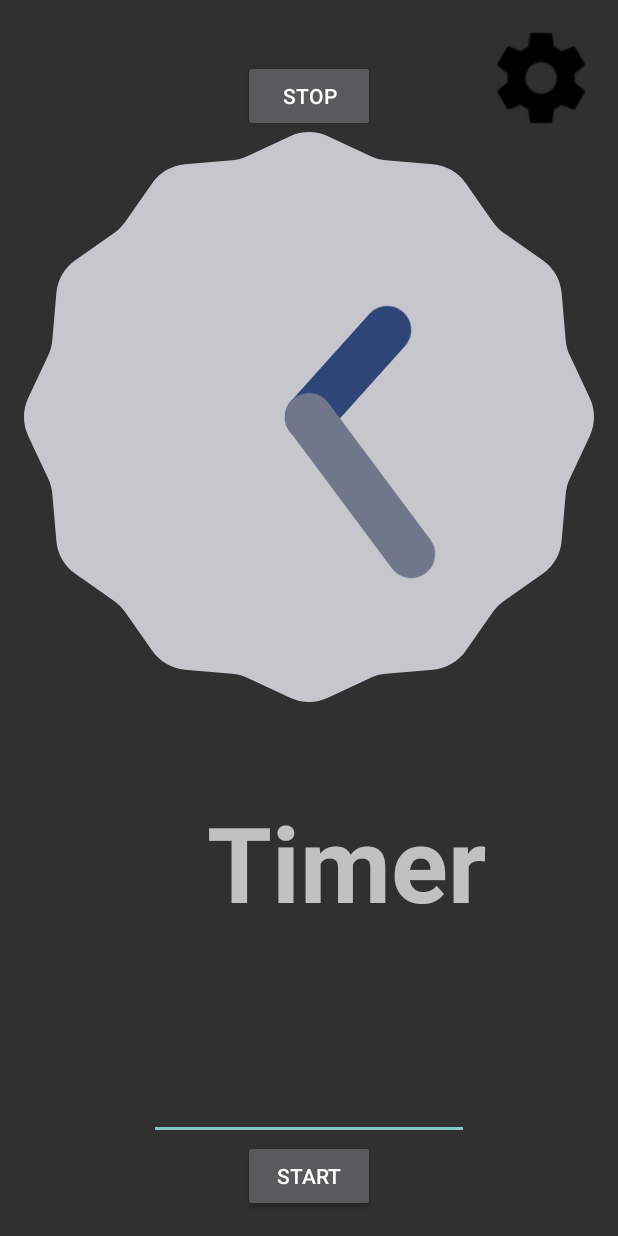
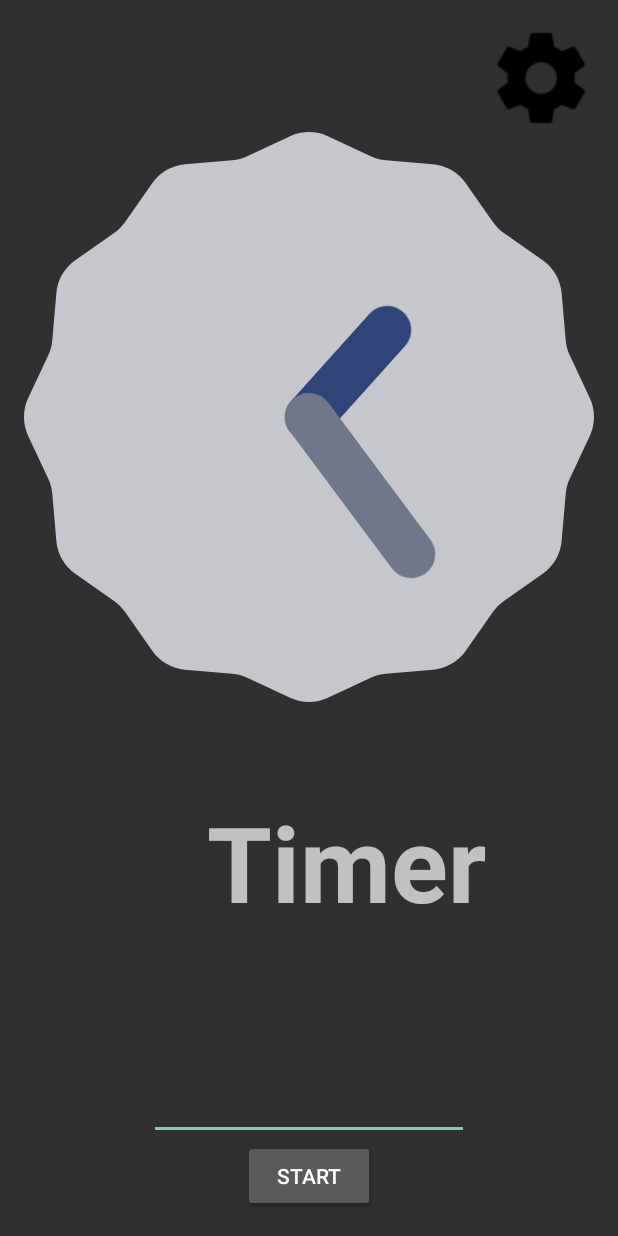
Before and after one commit to kazuooooo/NidoneAlarm, an Android app: the screen it shows after launch (AlarmHome), on a phone screen of 412 x 824 dp. Run offline under Robolectric (Android 15) with nearby library versions, the phone set to English and light mode, and no system bars.

Commit message:
#4 start timer on edit text input

```diff
--- a/MyNidoneAlarm/app/src/main/java/com/example/matsumotokazuya/mynidonealarm/AlarmBroadcastReceiver.java
+++ b/MyNidoneAlarm/app/src/main/java/com/example/matsumotokazuya/mynidonealarm/AlarmBroadcastReceiver.java
@@ -51,7 +51,10 @@ public class AlarmBroadcastReceiver extends BroadcastReceiver {
                 .build();
         notification.flags = Notification.FLAG_INSISTENT;
 
-
+        //homeのフラグをOn
+        AlarmHome.isAlarmRinging = true;
+        //
+        //((AlarmHome)context).SetStatSurface();
         // 古い通知を削除
         notificationManager.cancelAll();
         // 通知
--- a/MyNidoneAlarm/app/src/main/java/com/example/matsumotokazuya/mynidonealarm/AlarmHome.java
+++ b/MyNidoneAlarm/app/src/main/java/com/example/matsumotokazuya/mynidonealarm/AlarmHome.java
@@ -8,9 +8,12 @@ import android.media.SoundPool;
 import android.support.v7.app.AppCompatActivity;
 import android.os.Bundle;
 import android.util.Log;
+import android.view.KeyEvent;
 import android.view.Menu;
 import android.view.MenuItem;
+import android.view.SurfaceView;
 import android.view.View;
+import android.view.inputmethod.InputMethodManager;
 import android.widget.Button;
 import android.widget.EditText;
 import android.widget.TextView;
@@ -36,6 +39,8 @@ public class AlarmHome extends AppCompatActivity {
     public static SoundPool mSoundPool;
     public static int mSoundId;
     private EditText timerSettingText;
+    private SurfaceView surface;
+    public static boolean isAlarmRinging;
 
 
     @Override
@@ -49,11 +54,31 @@ public class AlarmHome extends AppCompatActivity {
         timerButton =(Button)findViewById(R.id.TimerButton);
         //タイマーの設定テキスト編集
         timerSettingText = (EditText)findViewById(R.id.TimerSettingText);
+        //Surface
+        surface = (SurfaceView)findViewById(R.id.surfaceView);
         //テスト
         mSoundPool = new SoundPool(1, AudioManager.STREAM_MUSIC,0);
         mSoundId = mSoundPool.load(getApplicationContext(),R.raw.se_maoudamashii_chime14,0);
-        LogUtil.LogString("OnCreateCall");
-        //AlarmTest();
+
+        timerSettingText.setOnKeyListener(new View.OnKeyListener() {
+            @Override
+            public boolean onKey(View v, int keyCode, KeyEvent event) {
+
+                //EnterKeyが押されたかを判定
+                if (event.getAction() == KeyEvent.ACTION_DOWN
+                        && keyCode == KeyEvent.KEYCODE_ENTER) {
+
+                    //ソフトキーボードを閉じる
+                    InputMethodManager inputMethodManager = (InputMethodManager) getSystemService(Context.INPUT_METHOD_SERVICE);
+                    inputMethodManager.hideSoftInputFromWindow(v.getWindowToken(), 0);
+
+                    StartTimer();
+
+                    return true;
+                }
+                return false;
+            }
+        });
     }
 
     @Override
@@ -65,6 +90,8 @@ public class AlarmHome extends AppCompatActivity {
         SetAlarms();
             LogUtil.LogString("Call SetAlarms");
         }
+        //アラームが鳴っているかいないかでSurfaceをOn/Off
+        SetStatSurface();
     }
 
 
@@ -104,6 +131,13 @@ public class AlarmHome extends AppCompatActivity {
         }else {
             StartTimer();
         }
+    }
+
+    public void OnTouchSurfaceDuringAlarm(View view){
+        NotificationManager notificationManager = (NotificationManager)getApplicationContext().getSystemService(Context.NOTIFICATION_SERVICE);
+        notificationManager.cancelAll();
+        isAlarmRinging = false;
+        SetStatSurface();
     }
 
     private void StartTimer(){
@@ -276,12 +310,20 @@ public class AlarmHome extends AppCompatActivity {
                 isTommorow = true;
             }
         }
-        LogUtil.LogString("istommorow"+isTommorow);
+        LogUtil.LogString("istommorow" + isTommorow);
         return  isTommorow;
     }
 
-    public  void onPushStopButton(View view){
-       NotificationManager notificationManager = (NotificationManager)getApplicationContext().getSystemService(Context.NOTIFICATION_SERVICE);
-        notificationManager.cancelAll();
+    public void SetStatSurface(){
+        if(isAlarmRinging) {
+            LogUtil.LogString("surface visible");
+            surface.setVisibility(View.VISIBLE);
+        }else{
+            LogUtil.LogString("surface invisible");
+            surface.setVisibility(View.INVISIBLE);
+        }
     }
+
+
+
 }
--- a/MyNidoneAlarm/app/src/main/res/layout/activity_alarm_home.xml
+++ b/MyNidoneAlarm/app/src/main/res/layout/activity_alarm_home.xml
@@ -41,18 +41,8 @@
         android:layout_width="wrap_content"
         android:layout_height="wrap_content"
         android:id="@+id/analogClock"
-        android:layout_below="@+id/stopButton"
+        android:layout_below="@+id/imageButton"
         android:layout_centerHorizontal="true" />
-
-    <Button
-        android:layout_width="wrap_content"
-        android:layout_height="wrap_content"
-        android:text="Stop"
-        android:id="@+id/stopButton"
-        android:onClick="onPushStopButton"
-        android:layout_alignBottom="@+id/imageButton"
-        android:layout_alignLeft="@+id/TimerButton"
-        android:layout_alignStart="@+id/TimerButton" />
 
     <EditText
         android:layout_width="wrap_content"
@@ -63,4 +53,15 @@
         android:layout_above="@+id/TimerButton"
         android:layout_centerHorizontal="true" />
 
+    <SurfaceView
+        android:layout_width="fill_parent"
+        android:layout_height="fill_parent"
+        android:id="@+id/surfaceView"
+        android:alpha="0"
+        android:onClick="OnTouchSurfaceDuringAlarm"
+        android:layout_alignParentBottom="true"
+        android:layout_alignParentLeft="true"
+        android:layout_alignParentStart="true"
+        android:visibility="invisible" />
+
 </RelativeLayout>
```
